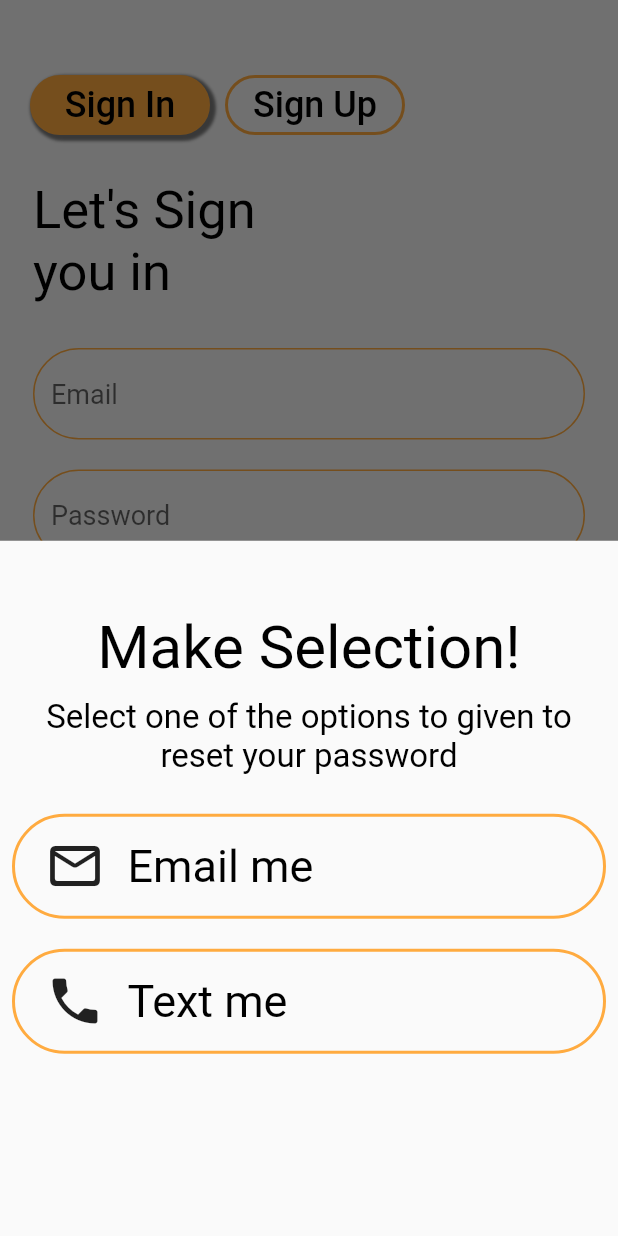
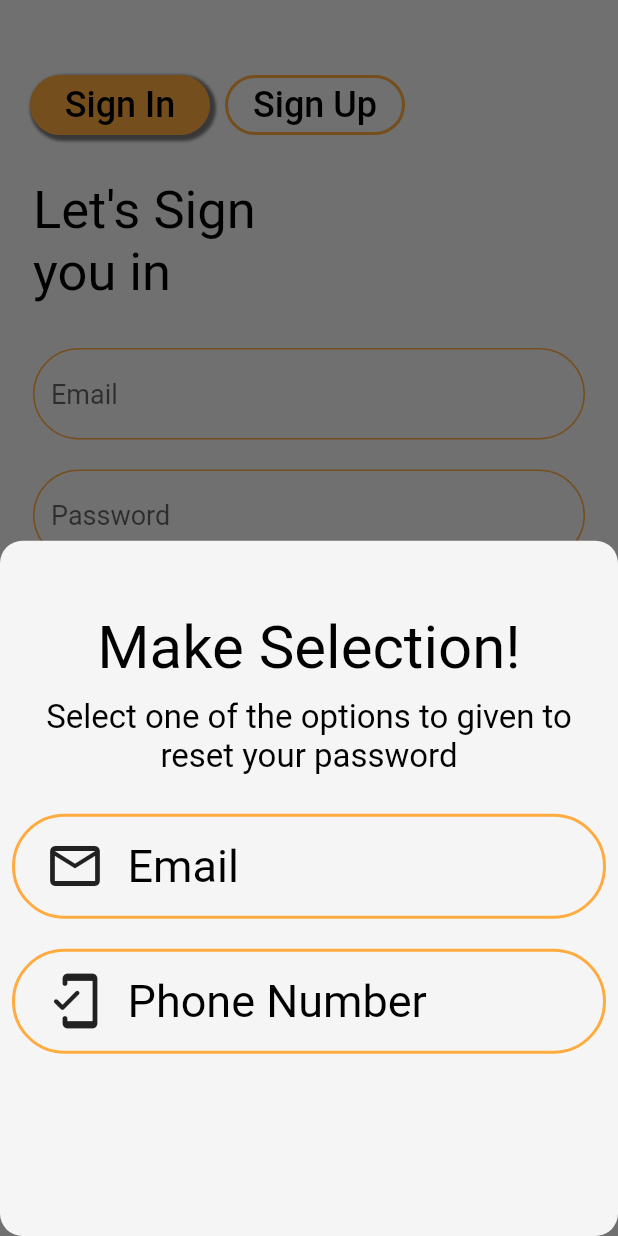
Before and after one commit to MhmdFais/To_Do_App, a Flutter app: the screen it shows after launch, after a tap on "Forgot Password?", on a phone screen of 412 x 824 dp. Run offline on Flutter 3.47's test engine with Material 2 defaults, Android fonts, the phone set to English and light mode, and no system bars; our stand-ins replace cloud_firestore, firebase_auth, firebase_core, google_fonts; accounts and stored records are empty; Roboto replaces fonts that are missing (Ubuntu).

Commit message:
login pages update

```diff
--- /dev/null
+++ b/lib/components/selection_tile.dart
@@ -0,0 +1,50 @@
+import 'package:flutter/cupertino.dart';
+import 'package:flutter/material.dart';
+import 'package:google_fonts/google_fonts.dart';
+import 'package:to_do/components/colors.dart';
+
+class SelectionTiles extends StatelessWidget {
+  final String text;
+  final VoidCallback onPressed;
+  final Icon icons_selected;
+
+  const SelectionTiles({
+    super.key,
+    required this.text,
+    required this.onPressed,
+    required this.icons_selected,
+  });
+
+  @override
+  Widget build(BuildContext context) {
+    return GestureDetector(
+      onTap: onPressed,
+      child: Container(
+        height: 70,
+        width: double.infinity,
+        decoration: BoxDecoration(
+          //color: Colours().primary,
+          borderRadius: BorderRadius.circular(50),
+          border: Border.all(
+            color: Colours().borderColor,
+            width: 2,
+          ),
+        ),
+        child: Row(
+          children: [
+            const SizedBox(width: 20),
+            Icon(icons_selected.icon, size: 40),
+            const SizedBox(width: 15),
+            Text(
+              text,
+              style: GoogleFonts.ubuntu(
+                fontSize: 30,
+                color: Colours().unSelectedText,
+              ),
+            ),
+          ],
+        ),
+      ),
+    );
+  }
+}
--- a/lib/pages/forgot_pass_phone.dart
+++ b/lib/pages/forgot_pass_phone.dart
@@ -31,14 +31,15 @@ class _ForgotPasswordPhoneState extends State<ForgotPasswordPhone> {
           //splashRadius: 20,
         ),
       ),
-      body: Padding(
+      body: SingleChildScrollView(
+        child: Padding(
           padding: const EdgeInsets.symmetric(horizontal: 22),
           child: Column(
             children: [
               const SizedBox(height: 50),
               Center(
                 child: Icon(
-                Icons.phone_outlined,
+                  Icons.mobile_friendly_rounded,
                   size: 110,
                   color: Colours().buttonFill,
                 ),
@@ -89,9 +90,10 @@ class _ForgotPasswordPhoneState extends State<ForgotPasswordPhone> {
               const SizedBox(height: 165),
               MainButton(
                 onTap: () {},
-              text: 'Reset Password',
+                text: 'Next',
               ),
             ],
+          ),
         ),
       ),
     );
--- a/lib/pages/forgot_password.dart
+++ b/lib/pages/forgot_password.dart
@@ -33,7 +33,8 @@ class _ForgotPasswordState extends State<ForgotPassword> {
           //splashRadius: 20,
         ),
       ),
-      body: Padding(
+      body: SingleChildScrollView(
+        child: Padding(
           padding: const EdgeInsets.symmetric(horizontal: 22),
           child: Column(
             children: [
@@ -75,9 +76,10 @@ class _ForgotPasswordState extends State<ForgotPassword> {
               const SizedBox(height: 145),
               MainButton(
                 onTap: () {},
-              text: 'Reset Password',
+                text: 'Next',
               ),
             ],
+          ),
         ),
       ),
     );
--- a/lib/pages/signIn_content.dart
+++ b/lib/pages/signIn_content.dart
@@ -1,9 +1,9 @@
 import 'package:firebase_auth/firebase_auth.dart';
-import 'package:flutter/cupertino.dart';
 import 'package:flutter/material.dart';
 import 'package:google_fonts/google_fonts.dart';
 import 'package:to_do/components/colors.dart';
 import 'package:to_do/components/main_buttons.dart';
+import 'package:to_do/components/selection_tile.dart';
 import 'package:to_do/components/signin_with.dart';
 import 'package:to_do/components/text_field.dart';
 import 'package:to_do/pages/forgot_pass_phone.dart';
@@ -119,6 +119,10 @@ class _SignInContentState extends State<SignInContent> {
                   onPressed: () {
                     showModalBottomSheet(
                       context: context,
+                      shape: RoundedRectangleBorder(
+                        borderRadius: BorderRadius.circular(15),
+                      ),
+                      backgroundColor: Colours().primary,
                       builder: (context) => Container(
                         padding: const EdgeInsets.all(8.0),
                         child: Column(
@@ -145,46 +149,26 @@ class _SignInContentState extends State<SignInContent> {
                               textAlign: TextAlign.center,
                             ),
                             const SizedBox(height: 25),
-                            GestureDetector(
-                              onTap: () => Navigator.push(
-                                context,
-                                MaterialPageRoute(
-                                  builder: (context) => const ForgotPassword(),
-                                ),
-                              ),
-                              child: Container(
-                                height: 70,
-                                width: double.infinity,
-                                decoration: BoxDecoration(
-                                  //color: Colours().primary,
-                                  borderRadius: BorderRadius.circular(50),
-                                  border: Border.all(
-                                    color: Colours().borderColor,
-                                    width: 2,
+                            SelectionTiles(
+                              text: 'Email',
+                              onPressed: () {
+                                Navigator.push(
+                                  context,
+                                  MaterialPageRoute(
+                                    builder: (context) =>
+                                        const ForgotPassword(),
                                   ),
-                                ),
-                                child: Row(
-                                  children: [
-                                    const SizedBox(width: 20),
-                                    const Icon(
-                                      Icons.mail_outline_rounded,
-                                      size: 40,
-                                    ),
-                                    const SizedBox(width: 15),
-                                    Text(
-                                      'Email me',
-                                      style: GoogleFonts.ubuntu(
-                                        fontSize: 30,
-                                        color: Colours().unSelectedText,
-                                      ),
-                                    ),
-                                  ],
-                                ),
+                                );
+                              },
+                              icons_selected: const Icon(
+                                Icons.email_outlined,
+                                //size: 40,
                               ),
                             ),
                             const SizedBox(height: 20),
-                            GestureDetector(
-                              onTap: () {
+                            SelectionTiles(
+                              text: 'Phone Number',
+                              onPressed: () {
                                 Navigator.push(
                                   context,
                                   MaterialPageRoute(
@@ -193,34 +177,9 @@ class _SignInContentState extends State<SignInContent> {
                                   ),
                                 );
                               },
-                              child: Container(
-                                height: 70,
-                                width: double.infinity,
-                                decoration: BoxDecoration(
-                                  //color: Colours().primary,
-                                  borderRadius: BorderRadius.circular(50),
-                                  border: Border.all(
-                                    color: Colours().borderColor,
-                                    width: 2,
-                                  ),
-                                ),
-                                child: Row(
-                                  children: [
-                                    const SizedBox(width: 20),
-                                    const Icon(
-                                      Icons.phone,
-                                      size: 40,
-                                    ),
-                                    const SizedBox(width: 15),
-                                    Text(
-                                      'Text me',
-                                      style: GoogleFonts.ubuntu(
-                                        fontSize: 30,
-                                        color: Colours().unSelectedText,
-                                      ),
-                                    ),
-                                  ],
-                                ),
+                              icons_selected: const Icon(
+                                Icons.mobile_friendly_rounded,
+                                //size: 40,
                               ),
                             ),
                           ],
```
Lines whose indentation alone changed are shown as unchanged.
